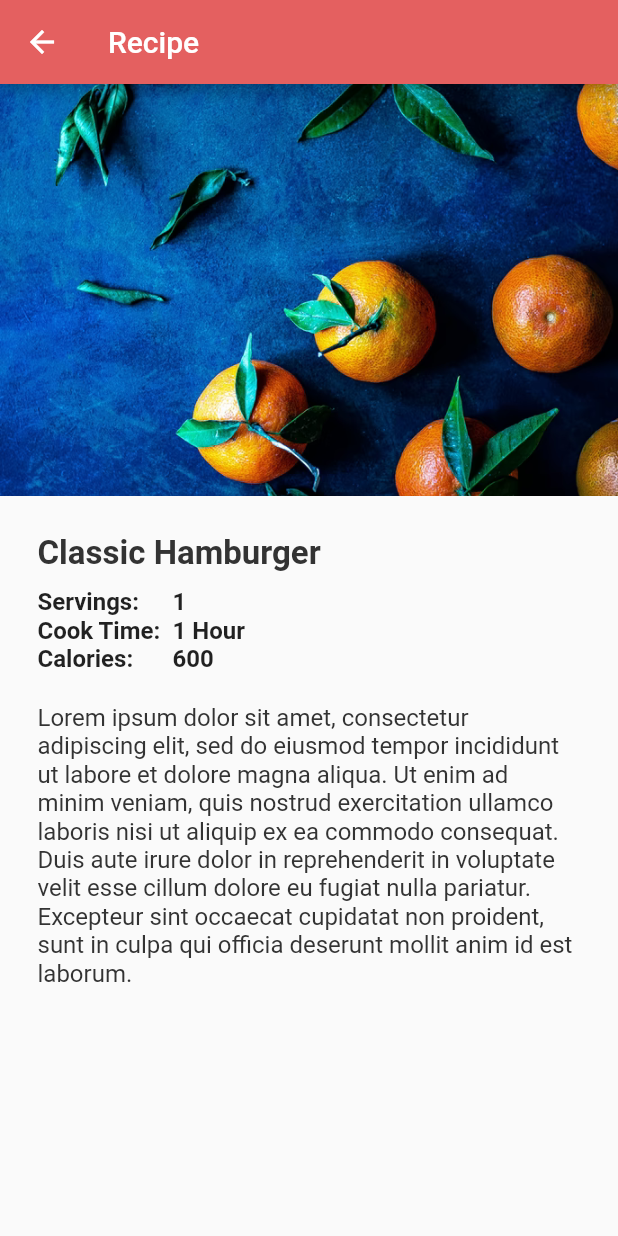
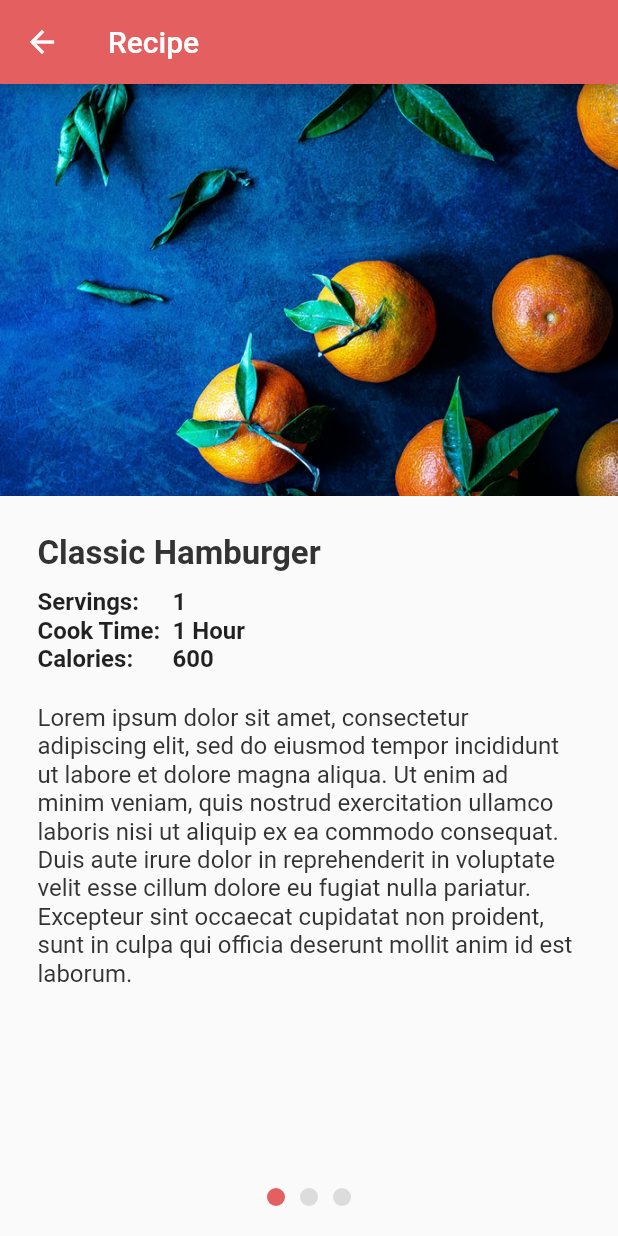
Before and after one commit to Jessica-Trujillo/MealPrep, a Flutter app: the Recipe screen opened directly, on a phone screen of 412 x 824 dp. Run offline on Flutter 3.47's test engine with Material 2 defaults, Android fonts, the phone set to English and light mode, and no system bars; drawn by our look-alikes of page_indicator; our stand-ins replace calendar_timeline, cloud_firestore, firebase_auth, firebase_core, flutter_calendar_carousel; missing offline and left inert: cloud_firestore_web, firebase_auth_web, firebase_core_web; accounts and stored records are empty.

Commit message:
Added page indicators

```diff
--- a/MealPrep/lib/Recipes/Recipe.dart
+++ b/MealPrep/lib/Recipes/Recipe.dart
@@ -1,5 +1,6 @@
 import 'package:flutter/material.dart';
 import 'package:foodplanapp/MyColors.dart';
+import 'package:page_indicator/page_indicator.dart';
 
 class Recipe extends StatefulWidget {
   final String recipeTitle;
@@ -68,7 +69,14 @@ class _RecipeState extends State<Recipe> {
           backgroundColor: MyColors.accentColor,
           title: Text("Recipe"),
         ),
-        body: PageView(children: [
+        body: PageIndicatorContainer(
+          align: IndicatorAlign.bottom,
+          length: 3,
+          indicatorSpace: 10.0,
+          indicatorColor: Colors.black12,
+          indicatorSelectorColor: MyColors.accentColor,
+          padding: EdgeInsets.only(bottom: 20),
+          child: PageView(children: [
             SingleChildScrollView(
                 child: Column(children: [
               AspectRatio(
@@ -191,6 +199,7 @@ class _RecipeState extends State<Recipe> {
                             "Spread mayonnaise and ketchup on bun bottoms. Add lettuce, tomato, burger, onion, and salt and pepper to taste. Set bun tops in place.")
                       ],
                     )))
-        ]));
+          ]),
+        ));
   }
 }
--- a/MealPrep/pubspec.yaml
+++ b/MealPrep/pubspec.yaml
@@ -23,6 +23,7 @@ dependencies:
   http: ^0.13.3
   flutter_calendar_carousel: ^2.0.3
   calendar_timeline: ^1.0.3-null-safety.0
+  page_indicator: ^0.4.1
 
 dev_dependencies:
   flutter_test:
```
Lines whose indentation alone changed are shown as unchanged.
